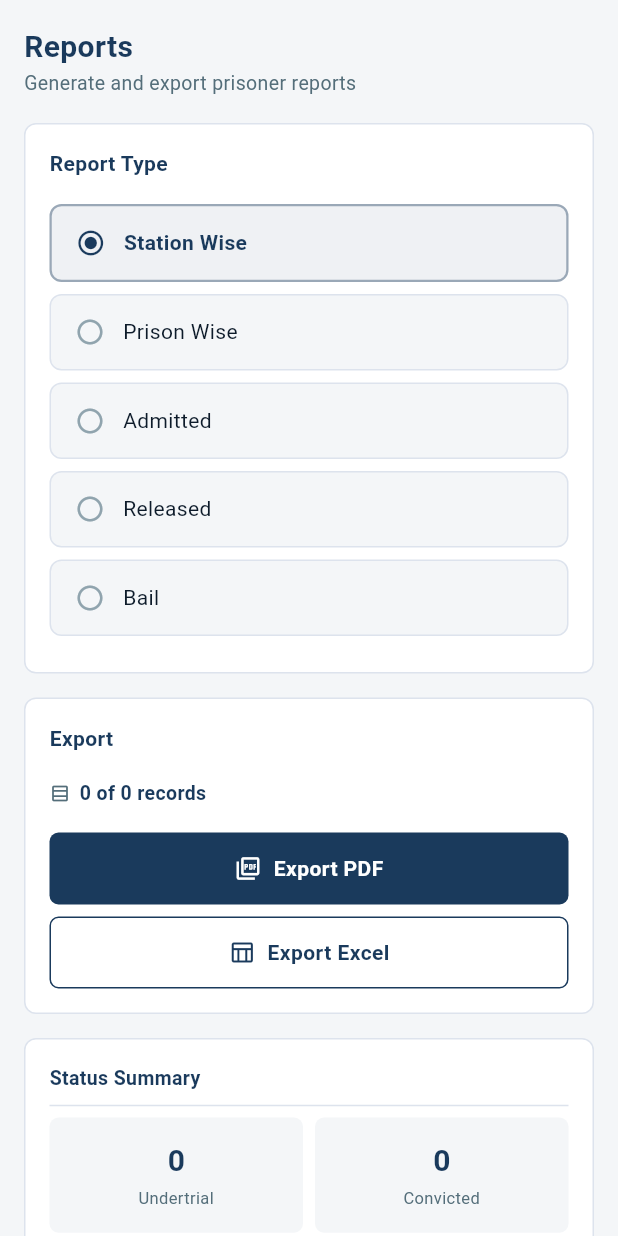
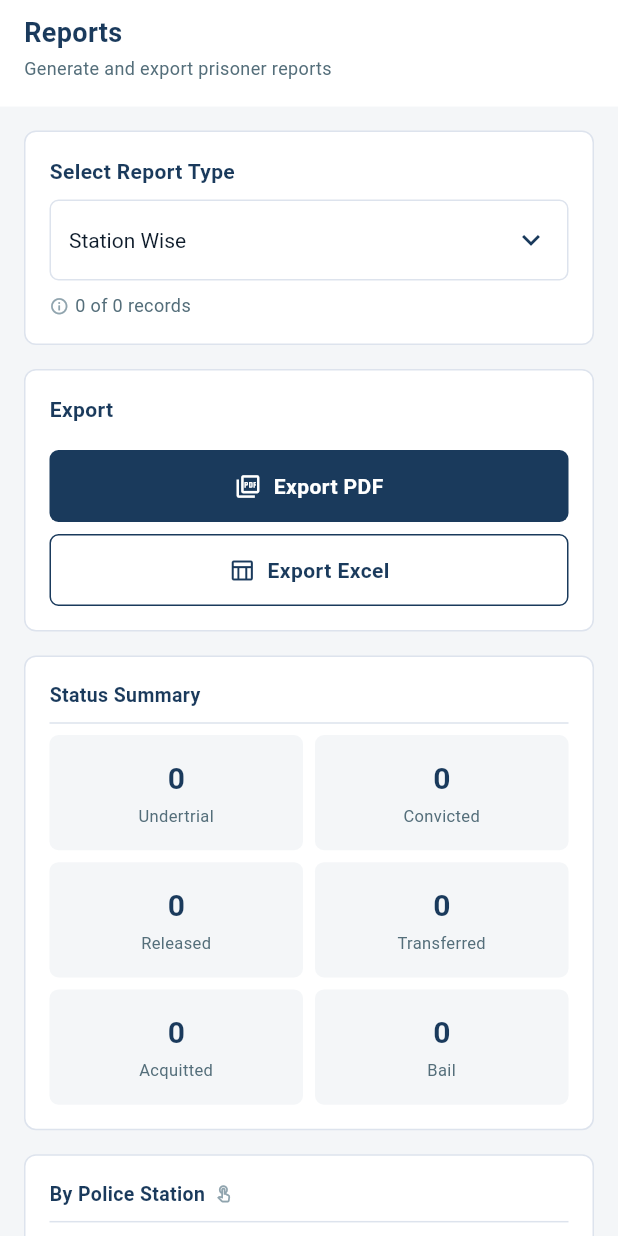
Before and after one commit to ShashankDA10/Prisoner-Management-System, a Flutter app: the _MobileLayout widget shown alone on an empty page, opened directly with empty values, on a phone screen of 412 x 824 dp. Run offline on Flutter 3.47's test engine with Material 3 defaults, Android fonts, the phone set to English and light mode, and no system bars; our stand-ins replace dio, file_picker, flutter_riverpod, flutter_secure_storage, flutter_svg, go_router and 6 more; missing offline and left inert: excel; accounts and stored records are empty; network calls fail.

Commit message:
mobile layout fixes--1.0

```diff
--- a/lib/presentation/screens/reports/reports_screen.dart
+++ b/lib/presentation/screens/reports/reports_screen.dart
@@ -77,9 +77,9 @@ class _ReportsScreenState extends ConsumerState<ReportsScreen> {
 
   Widget _buildMobile() {
     final prisonersAsync = ref.watch(allPrisonersProvider);
-    return Scaffold(
-      backgroundColor: AppTheme.surfaceGrey,
-      body: SafeArea(
+    // Do NOT nest another Scaffold — AppShell already provides one.
+    return ColoredBox(
+      color: AppTheme.surfaceGrey,
       child: prisonersAsync.when(
         loading: () => const LoadingState(),
         error: (e, _) => ErrorState(message: e.toString()),
@@ -94,7 +94,6 @@ class _ReportsScreenState extends ConsumerState<ReportsScreen> {
             onStationTap:    _drillStation,
           );
         },
-        ),
       ),
     );
   }
@@ -227,7 +226,7 @@ class _DesktopLayout extends StatelessWidget {
 }
 
 // ══════════════════════════════════════════════════════════════════════════════
-// Mobile layout — fully stacked, no side panel, no horizontal scrolling
+// Mobile layout — single column, dropdown selector, no horizontal scrolling
 // ══════════════════════════════════════════════════════════════════════════════
 
 class _MobileLayout extends StatelessWidget {
@@ -252,109 +251,124 @@ class _MobileLayout extends StatelessWidget {
     final byStation = _groupBy(filtered, (p) => p.policeStation);
     final byPrison  = _groupBy(filtered, (p) => p.prisonName);
 
-    return SingleChildScrollView(
+    return Column(
+      crossAxisAlignment: CrossAxisAlignment.stretch,
+      children: [
+        // ── White title bar ───────────────────────────────────────────────
+        Container(
+          color: AppTheme.surfaceWhite,
+          padding: const EdgeInsets.fromLTRB(
+              Spacing.md, Spacing.sm, Spacing.md, Spacing.md),
+          child: const Column(
+            crossAxisAlignment: CrossAxisAlignment.start,
+            children: [
+              Text(
+                'Reports',
+                style: TextStyle(
+                  fontSize: 18,
+                  fontWeight: FontWeight.w700,
+                  color: AppTheme.primaryNavy,
+                ),
+              ),
+              SizedBox(height: 2),
+              Text(
+                'Generate and export prisoner reports',
+                style: TextStyle(fontSize: 12, color: AppTheme.textSecondary),
+              ),
+            ],
+          ),
+        ),
+
+        // ── Scrollable body ───────────────────────────────────────────────
+        Expanded(
+          child: SingleChildScrollView(
             padding: const EdgeInsets.all(Spacing.md),
             child: Column(
               crossAxisAlignment: CrossAxisAlignment.stretch,
               children: [
-          // ── Page heading ──────────────────────────────────────────────────
+                // ── 1. Report type dropdown ─────────────────────────────────
+                _MobileCard(
+                  child: Column(
+                    crossAxisAlignment: CrossAxisAlignment.start,
+                    children: [
                       const Text(
-            'Reports',
+                        'Select Report Type',
                         style: TextStyle(
-              fontSize: 20,
                             fontWeight: FontWeight.w700,
-              color: AppTheme.primaryNavy,
+                            fontSize: 14,
+                            color: AppTheme.primaryNavy),
+                      ),
+                      const SizedBox(height: Spacing.sm),
+                      Container(
+                        padding: const EdgeInsets.symmetric(
+                            horizontal: 12, vertical: 2),
+                        decoration: BoxDecoration(
+                          border:
+                              Border.all(color: AppTheme.borderLight),
+                          borderRadius:
+                              BorderRadius.circular(Radii.sm),
+                          color: AppTheme.surfaceWhite,
+                        ),
+                        child: DropdownButton<ReportType>(
+                          value: type,
+                          isExpanded: true,
+                          underline: const SizedBox.shrink(),
+                          icon: const Icon(Icons.expand_more,
+                              color: AppTheme.primaryNavy),
+                          style: const TextStyle(
+                              fontSize: 14,
+                              color: AppTheme.textPrimary),
+                          items: ReportType.values
+                              .map((t) => DropdownMenuItem<ReportType>(
+                                    value: t,
+                                    child: Text(t.label),
+                                  ))
+                              .toList(),
+                          onChanged: (v) {
+                            if (v != null) onTypeChanged(v);
+                          },
                         ),
                       ),
-          const Text(
-            'Generate and export prisoner reports',
-            style: TextStyle(fontSize: 13, color: AppTheme.textSecondary),
-          ),
-          const SizedBox(height: Spacing.md),
-
-          // ── Report type selector ──────────────────────────────────────────
-          _MobileSection(
-            title: 'Report Type',
-            child: Column(
-              children: ReportType.values.map((t) {
-                final selected = t == type;
-                return GestureDetector(
-                  onTap: () => onTypeChanged(t),
-                  child: Container(
-                    margin: const EdgeInsets.only(bottom: Spacing.sm),
-                    padding: const EdgeInsets.symmetric(
-                        horizontal: Spacing.md, vertical: 14),
-                    decoration: BoxDecoration(
-                      color: selected
-                          ? AppTheme.primaryNavy.withValues(alpha: 0.07)
-                          : AppTheme.surfaceGrey,
-                      borderRadius: BorderRadius.circular(Radii.md),
-                      border: Border.all(
-                        color: selected
-                            ? AppTheme.primaryNavy.withValues(alpha: 0.4)
-                            : AppTheme.borderLight,
-                        width: selected ? 1.5 : 1,
-                      ),
-                    ),
-                    child: Row(children: [
-                      Icon(
-                        selected
-                            ? Icons.radio_button_checked
-                            : Icons.radio_button_unchecked,
-                        size: 20,
-                        color: selected
-                            ? AppTheme.primaryNavy
-                            : AppTheme.textDisabled,
-                      ),
-                      const SizedBox(width: 12),
+                      const SizedBox(height: Spacing.sm),
+                      Row(children: [
+                        const Icon(Icons.info_outline,
+                            size: 13, color: AppTheme.textDisabled),
+                        const SizedBox(width: 4),
                         Text(
-                        t.label,
-                        style: TextStyle(
-                          fontSize: 14,
-                          fontWeight: selected
-                              ? FontWeight.w600
-                              : FontWeight.w400,
-                          color: selected
-                              ? AppTheme.primaryNavy
-                              : AppTheme.textPrimary,
-                        ),
+                          '${filtered.length} of ${all.length} records',
+                          style: const TextStyle(
+                              fontSize: 12, color: AppTheme.textSecondary),
                         ),
                       ]),
-                  ),
-                );
-              }).toList(),
+                    ],
                   ),
                 ),
                 const SizedBox(height: Spacing.md),
 
-          // ── Record count + export ─────────────────────────────────────────
-          _MobileSection(
-            title: 'Export',
+                // ── 2. Export buttons ────────────────────────────────────────
+                _MobileCard(
                   child: Column(
                     crossAxisAlignment: CrossAxisAlignment.stretch,
                     children: [
-                Row(children: [
-                  const Icon(Icons.table_rows_outlined,
-                      size: 14, color: AppTheme.textSecondary),
-                  const SizedBox(width: 6),
-                  Text(
-                    '${filtered.length} of ${all.length} records',
-                    style: const TextStyle(
-                        fontSize: 13,
-                        fontWeight: FontWeight.w600,
+                      const Text(
+                        'Export',
+                        style: TextStyle(
+                            fontWeight: FontWeight.w700,
+                            fontSize: 14,
                             color: AppTheme.primaryNavy),
                       ),
-                ]),
                       const SizedBox(height: Spacing.md),
                       SizedBox(
                         height: 48,
                         child: ElevatedButton.icon(
                           icon: generating
                               ? const SizedBox(
-                            width: 16, height: 16,
+                                  width: 16,
+                                  height: 16,
                                   child: CircularProgressIndicator(
                                       strokeWidth: 2, color: Colors.white))
-                        : const Icon(Icons.picture_as_pdf_outlined, size: 18),
+                              : const Icon(Icons.picture_as_pdf_outlined,
+                                  size: 18),
                           label: const Text('Export PDF',
                               style: TextStyle(fontSize: 14)),
                           onPressed: generating ? null : onGeneratePdf,
@@ -364,7 +378,8 @@ class _MobileLayout extends StatelessWidget {
                       SizedBox(
                         height: 48,
                         child: OutlinedButton.icon(
-                    icon: const Icon(Icons.table_chart_outlined, size: 18),
+                          icon: const Icon(Icons.table_chart_outlined,
+                              size: 18),
                           label: const Text('Export Excel',
                               style: TextStyle(fontSize: 14)),
                           onPressed: generating ? null : onGenerateExcel,
@@ -375,11 +390,11 @@ class _MobileLayout extends StatelessWidget {
                 ),
                 const SizedBox(height: Spacing.md),
 
-          // ── Status summary ────────────────────────────────────────────────
+                // ── 3. Status summary (2-col grid, no horizontal scroll) ─────
                 _StatusSummary(prisoners: all, isMobile: true),
                 const SizedBox(height: Spacing.md),
 
-          // ── By police station ─────────────────────────────────────────────
+                // ── 4. By Police Station (full-width, vertical list) ─────────
                 _SummaryCard(
                   title: 'By Police Station',
                   data: byStation,
@@ -387,21 +402,24 @@ class _MobileLayout extends StatelessWidget {
                 ),
                 const SizedBox(height: Spacing.md),
 
-          // ── By prison ─────────────────────────────────────────────────────
+                // ── 5. By Prison (full-width, vertical list) ─────────────────
                 _SummaryCard(title: 'By Prison', data: byPrison),
+
+                // Bottom padding above the nav bar
                 const SizedBox(height: Spacing.xxl),
               ],
             ),
+          ),
+        ),
+      ],
     );
   }
 }
 
-// ── Mobile section card wrapper ───────────────────────────────────────────────
-
-class _MobileSection extends StatelessWidget {
-  final String title;
+/// Lightweight card shell used only in the mobile layout.
+class _MobileCard extends StatelessWidget {
   final Widget child;
-  const _MobileSection({required this.title, required this.child});
+  const _MobileCard({required this.child});
 
   @override
   Widget build(BuildContext context) {
@@ -412,18 +430,12 @@ class _MobileSection extends StatelessWidget {
         borderRadius: BorderRadius.circular(Radii.md),
         border: Border.all(color: AppTheme.borderLight),
       ),
-      child: Column(crossAxisAlignment: CrossAxisAlignment.start, children: [
-        Text(title,
-            style: const TextStyle(
-                fontWeight: FontWeight.w700,
-                fontSize: 14,
-                color: AppTheme.primaryNavy)),
-        const SizedBox(height: Spacing.md),
-        child,
-      ]),
+      child: child,
     );
   }
 }
+
+// ── Mobile section card wrapper ───────────────────────────────────────────────
 
 // ── Desktop config panel ──────────────────────────────────────────────────────
 
```
Lines whose indentation alone changed are shown as unchanged.
